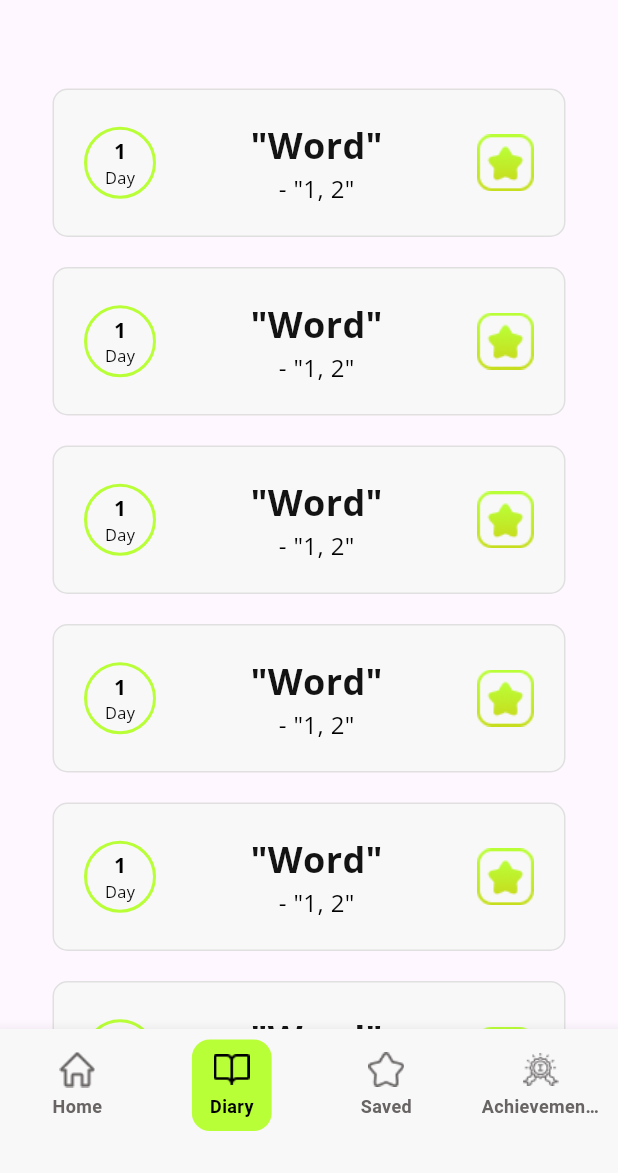
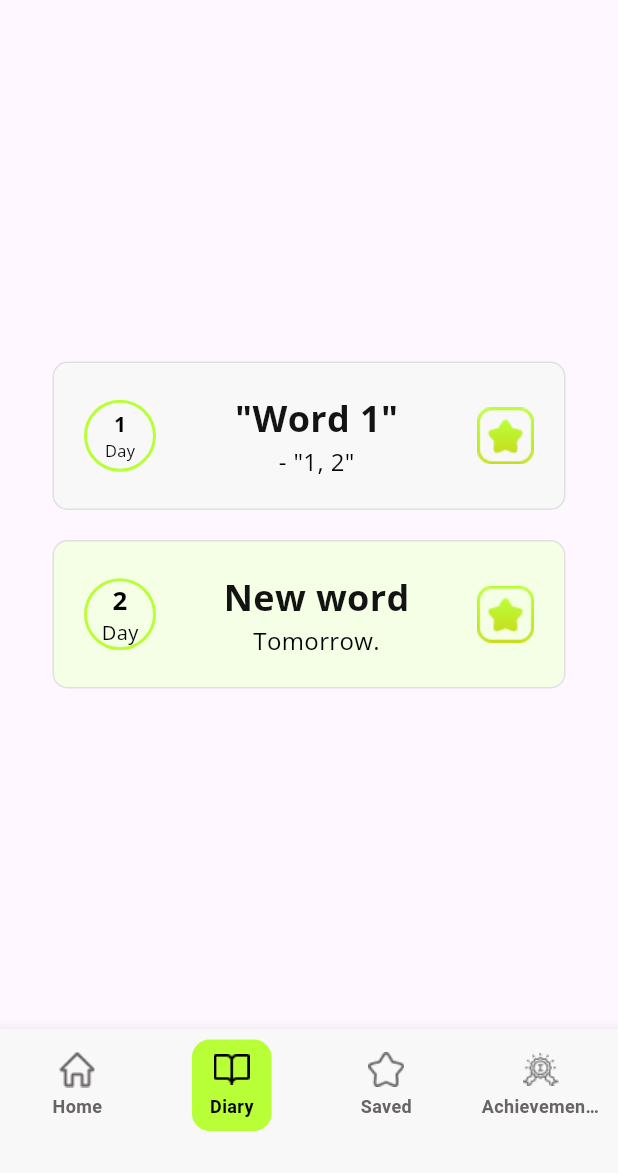
Before and after one commit to MuhammadHarisSiddiqui620/English-Learner-Flutter-App, a Flutter app: the BottomNavigationBarExample screen opened directly, item 2 of the bottom bar chosen, on a phone screen of 412 x 824 dp, the part 63-1236 px from its top. Run offline on Flutter 3.47's test engine with Material 3 defaults, Android fonts, the phone set to English and light mode, and no system bars; our stand-ins replace hive, hive_flutter; missing offline and left inert: is_first_run; accounts and stored records are empty.

Commit message:
English-Learner-Flutter-App[6]
Changes
- User Profile Created and DB Changes

Issues
- None

```diff
--- a/lib/Data/UserModel.dart
+++ b/lib/Data/UserModel.dart
@@ -6,25 +6,18 @@ part 'UserModel.g.dart';
 @HiveType(typeId: 1)
 class UserModel extends HiveObject {
   @HiveField(0)
-  String username;
+  int userLevel;
 
   @HiveField(1)
-  String email;
+  List<WordModel> favoritesWord;
 
   @HiveField(2)
-  String languageLevel; // e.g., Beginner, Intermediate, Advanced
-
-  @HiveField(3)
-  List<WordModel> favoritesWord; // Word IDs or word names
-
-  @HiveField(4)
-  List<WordModel> seenWords; // Word IDs or word names
+  List<WordModel> seenWords;
 
   UserModel({
-    required this.username,
-    required this.email,
-    required this.languageLevel,
-    required this.favoritesWord,
-    required this.seenWords,
-  });
+    this.userLevel = 0,
+    List<WordModel>? favoritesWord,
+    List<WordModel>? seenWords,
+  }) : favoritesWord = favoritesWord ?? [],
+       seenWords = seenWords ?? [];
 }
--- a/lib/Screens/DiaryScreen.dart
+++ b/lib/Screens/DiaryScreen.dart
@@ -3,7 +3,9 @@ import 'package:english_learner_flutter_app/widgets/WordContainer.dart';
 import 'package:flutter/material.dart';
 import 'package:hive/hive.dart';
 
+import '../Data/UserModel.dart';
 import '../Data/WordModel.dart';
+import '../constants.dart';
 
 class DiaryScreen extends StatefulWidget {
   const DiaryScreen({super.key});
@@ -13,27 +15,55 @@ class DiaryScreen extends StatefulWidget {
 }
 
 class _DiaryScreenState extends State<DiaryScreen> {
-  late Box<WordModel> box;
+  late Box<UserModel> userBox;
+  late Box<WordModel> wordBox;
+  DateTime? lastSeenUpdate;
 
   @override
   Widget build(BuildContext context) {
     return FutureBuilder(
-      future: Hive.openBox<WordModel>('wordsBox'),
+      future: Future.wait([
+        Hive.openBox<UserModel>('userBox'),
+        Hive.openBox<WordModel>('wordsBox'),
+      ]),
       builder: (context, snapshot) {
         if (snapshot.connectionState == ConnectionState.waiting) {
-          return Center(child: CircularProgressIndicator());
+          return const Center(child: CircularProgressIndicator());
         }
 
-        final box = snapshot.data as Box<WordModel>;
+        userBox = Hive.box<UserModel>('userBox');
+        wordBox = Hive.box<WordModel>('wordsBox');
 
+        UserModel user = _getOrCreateUser();
+        final prefsBox = Hive.box('prefsBox');
+        final now = DateTime.now();
+
+        if (user.seenWords.isEmpty && wordBox.isNotEmpty) {
+          user.seenWords.add(wordBox.getAt(0)!);
+          user.save();
+          prefsBox.put('lastSeenUpdate', now);
+        }
+
+        lastSeenUpdate = prefsBox.get('lastSeenUpdate');
+        final hoursPassed =
+            lastSeenUpdate == null
+                ? 25
+                : now.difference(lastSeenUpdate!).inHours;
+
+        if (hoursPassed >= 24 && user.seenWords.length < wordBox.length) {
+          final nextWord = wordBox.getAt(user.seenWords.length);
+          if (nextWord != null) {
+            user.seenWords.add(nextWord);
+            user.save();
+            prefsBox.put('lastSeenUpdate', now);
+          }
+        }
         return SingleChildScrollView(
           padding: const EdgeInsets.all(35),
           child: Column(
             children: [
-              ...List.generate(box.length, (index) {
-                final word = box.getAt(index);
-                if (word == null) return SizedBox();
-
+              ...List.generate(user.seenWords.length, (index) {
+                final word = user.seenWords[index];
                 return GestureDetector(
                   onTap: () {
                     Navigator.push(
@@ -43,14 +73,75 @@ class _DiaryScreenState extends State<DiaryScreen> {
                   },
                   child: Padding(
                     padding: const EdgeInsets.symmetric(vertical: 10),
-                    child: WordContainer(), // ✅ Pass word to container
+                    child: WordContainer(length: index),
                   ),
                 );
               }),
+              Padding(
+                padding: const EdgeInsets.symmetric(vertical: 10),
+                child: Container(
+                  width: double.infinity,
+                  decoration: BoxDecoration(
+                    border: Border.all(color: Colors.grey.shade300),
+                    borderRadius: BorderRadius.circular(10.0),
+                    color: const Color(0xFFF5FFE5),
+                  ),
+                  child: Padding(
+                    padding: const EdgeInsets.all(20.0),
+                    child: Row(
+                      mainAxisAlignment: MainAxisAlignment.spaceBetween,
+                      children: [
+                        Container(
+                          height: 48,
+                          width: 48,
+                          decoration: BoxDecoration(
+                            shape: BoxShape.circle,
+                            border: Border.all(
+                              color: Color(0xFFB9FF37),
+                              width: 2.0,
+                            ),
+                          ),
+                          child: Center(
+                            child: FittedBox(
+                              fit: BoxFit.scaleDown,
+                              child: Column(
+                                mainAxisAlignment: MainAxisAlignment.center,
+                                children: [
+                                  Text(
+                                    "${user.seenWords.length + 1}",
+                                    style: dateStyle,
+                                  ),
+                                  Text("Day", style: dayStyle),
+                                ],
+                              ),
+                            ),
+                          ),
+                        ),
+                        Column(
+                          children: [
+                            Text("New word", style: wordHeader),
+                            Text("Tomorrow.", style: wordDummy),
+                          ],
+                        ),
+                        Image.asset('assets/images/saveWord.png'),
+                      ],
+                    ),
+                  ),
+                ),
+              ),
             ],
           ),
         );
       },
     );
   }
+
+  UserModel _getOrCreateUser() {
+    if (userBox.isEmpty) {
+      final newUser = UserModel();
+      userBox.add(newUser);
+      return newUser;
+    }
+    return userBox.getAt(0)!;
+  }
 }
--- a/lib/Screens/WordDescription.dart
+++ /dev/null
@@ -1,15 +0,0 @@
-import 'package:flutter/material.dart';
-
-class WordDescription extends StatefulWidget {
-  const WordDescription({super.key});
-
-  @override
-  State<WordDescription> createState() => _WordDescriptionState();
-}
-
-class _WordDescriptionState extends State<WordDescription> {
-  @override
-  Widget build(BuildContext context) {
-    return const Placeholder();
-  }
-}
--- a/lib/Screens/WordHeader.dart
+++ b/lib/Screens/WordHeader.dart
@@ -4,7 +4,7 @@ import 'package:flutter/material.dart';
 import '../constants.dart';
 
 class WordHeader extends StatefulWidget {
-  final WordModel word;
+  final WordModel? word;
 
   const WordHeader({super.key, required this.word});
 
@@ -59,7 +59,7 @@ class _WordHeaderState extends State<WordHeader> {
                           const SizedBox(height: 8),
                           Center(
                             child: Text(
-                              "\"${widget.word.word}\"",
+                              "\"${widget.word?.word}\"",
                               style: wordHeader,
                             ),
                           ),
@@ -69,12 +69,12 @@ class _WordHeaderState extends State<WordHeader> {
                               child: Padding(
                                 padding: const EdgeInsets.all(20.0),
                                 child: Text(
-                                  "\"${widget.word.noun.isNotEmpty
-                                      ? widget.word.noun
-                                      : widget.word.adjective.isNotEmpty
-                                      ? widget.word.adjective
-                                      : widget.word.verb.isNotEmpty
-                                      ? widget.word.verb
+                                  "\"${widget.word!.noun.isNotEmpty
+                                      ? widget.word?.noun
+                                      : widget.word!.adjective.isNotEmpty
+                                      ? widget.word?.adjective
+                                      : widget.word!.verb.isNotEmpty
+                                      ? widget.word?.verb
                                       : ''}\"",
                                   style: wordNoun,
                                 ),
@@ -110,7 +110,7 @@ class _WordHeaderState extends State<WordHeader> {
                               // ✅ Make only the text scrollable
                               child: SingleChildScrollView(
                                 child: Text(
-                                  "${widget.word.description.isNotEmpty ? widget.word.description : ''}",
+                                  "${widget.word!.description.isNotEmpty ? widget.word?.description : ''}",
                                   style: dayStyle,
                                 ),
                               ),
--- a/lib/main.dart
+++ b/lib/main.dart
@@ -4,6 +4,7 @@ import 'package:flutter/material.dart';
 import 'package:flutter/services.dart';
 import 'package:hive_flutter/hive_flutter.dart';
 
+import 'Data/UserModel.dart';
 import 'Data/WordModel.dart';
 import 'Screens/SplashScreen.dart';
 
@@ -11,9 +12,18 @@ Future<void> main() async {
   WidgetsFlutterBinding.ensureInitialized();
 
   await Hive.initFlutter();
+
+  // Register Adapters
   Hive.registerAdapter(WordModelAdapter());
+  Hive.registerAdapter(UserModelAdapter());
 
-  await loadWordsIntoHive(); // Load and save from JSON to Hive
+  // Open Hive Boxes
+  await Hive.openBox('prefsBox'); // ✅ key-value box
+  await Hive.openBox<UserModel>('userBox'); // ✅ user data
+  await Hive.openBox<WordModel>('wordsBox'); // ✅ word data
+
+  // Load words from JSON if empty
+  await loadWordsIntoHive();
 
   runApp(const MyApp());
 }
@@ -28,13 +38,13 @@ class MyApp extends StatelessWidget {
 }
 
 Future<void> loadWordsIntoHive() async {
-  final String jsonString = await rootBundle.loadString('assets/words.json');
-  final List<dynamic> jsonList = json.decode(jsonString);
-
-  final box = await Hive.openBox<WordModel>('wordsBox');
-
-  for (var item in jsonList) {
-    final word = WordModel.fromJson(item);
-    await box.add(word);
+  final box = Hive.box<WordModel>('wordsBox');
+  if (box.isEmpty) {
+    final String jsonString = await rootBundle.loadString('assets/words.json');
+    final List<dynamic> jsonList = json.decode(jsonString);
+    for (var item in jsonList) {
+      final word = WordModel.fromJson(item);
+      await box.add(word);
+    }
   }
 }
--- a/lib/widgets/WordContainer.dart
+++ b/lib/widgets/WordContainer.dart
@@ -3,7 +3,9 @@ import 'package:flutter/material.dart';
 import '../constants.dart';
 
 class WordContainer extends StatefulWidget {
-  const WordContainer({super.key});
+  final int length;
+
+  const WordContainer({super.key, required this.length});
 
   @override
   State<WordContainer> createState() => _WordContainerState();
@@ -39,7 +41,7 @@ class _WordContainerState extends State<WordContainer> {
                     child: Column(
                       mainAxisAlignment: MainAxisAlignment.center,
                       children: [
-                        Text("1", style: dateStyle),
+                        Text("${widget.length + 1}", style: dateStyle),
                         Text("Day", style: dayStyle),
                       ],
                     ),
@@ -49,7 +51,7 @@ class _WordContainerState extends State<WordContainer> {
             ),
             Column(
               children: [
-                Text("\"Word\"", style: wordHeader),
+                Text("\"Word ${widget.length + 1}\"", style: wordHeader),
                 Text("- \"1, 2\"", style: wordDummy),
               ],
             ),
```
Also changed, not shown: lib/Data/UserModel.g.dart.
